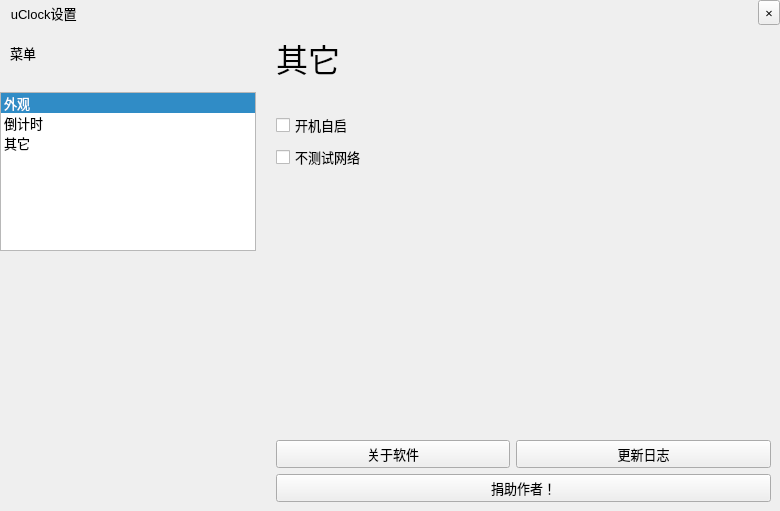
Qt form setting.ui (LYXOfficial/uClock) before a commit.
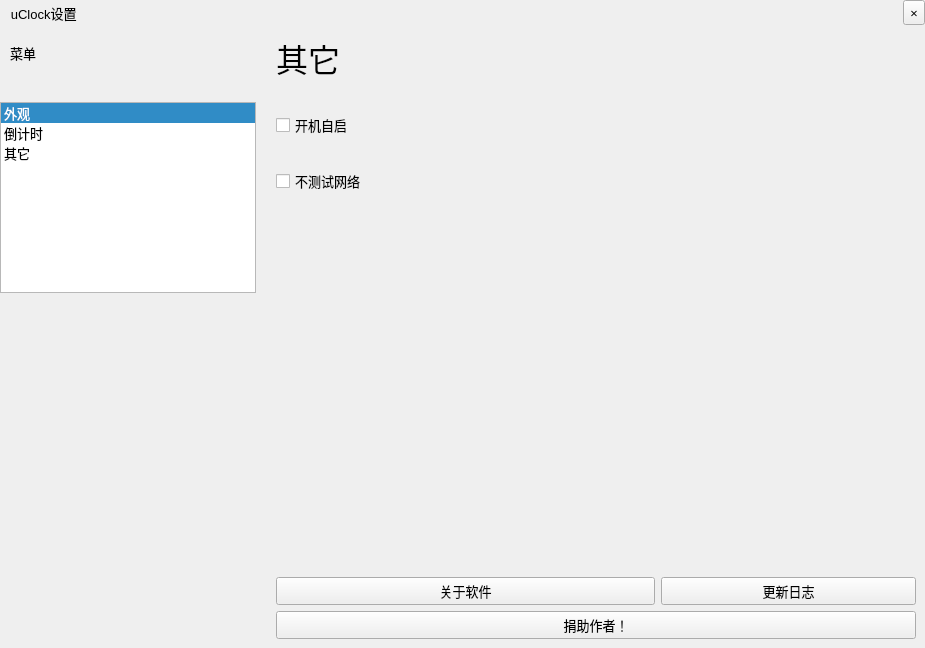
The same form after that commit. The open tabs and pages were chosen to show the change. Custom widgets are drawn as their Qt base class.

What changed in the file:
```diff
--- a/setting.ui
+++ b/setting.ui
@@ -6,8 +6,8 @@
    <rect>
     <x>0</x>
     <y>0</y>
-    <width>780</width>
-    <height>511</height>
+    <width>925</width>
+    <height>648</height>
    </rect>
   </property>
   <property name="font">
@@ -186,6 +186,15 @@
    </item>
    <item row="1" column="1" colspan="3">
     <widget class="QStackedWidget" name="stackedWidget">
+     <property name="sizePolicy">
+      <sizepolicy hsizetype="Preferred" vsizetype="Fixed">
+       <horstretch>0</horstretch>
+       <verstretch>0</verstretch>
+      </sizepolicy>
+     </property>
+     <property name="currentIndex">
+      <number>0</number>
+     </property>
      <widget class="QWidget" name="page">
       <layout class="QGridLayout" name="gridLayout_5">
        <property name="leftMargin">
@@ -558,26 +567,13 @@
        <property name="leftMargin">
         <number>20</number>
        </property>
-       <item row="3" column="0" colspan="3">
-        <widget class="QCheckBox" name="checkBox_3">
+       <item row="1" column="0">
+        <widget class="QLabel" name="label_11">
          <property name="text">
-          <string>不测试网络</string>
+          <string/>
          </property>
         </widget>
        </item>
-       <item row="4" column="2">
-        <spacer name="verticalSpacer_3">
-         <property name="orientation">
-          <enum>Qt::Vertical</enum>
-         </property>
-         <property name="sizeHint" stdset="0">
-          <size>
-           <width>255</width>
-           <height>139</height>
-          </size>
-         </property>
-        </spacer>
-       </item>
        <item row="0" column="0">
         <widget class="QLabel" name="label_8">
          <property name="font">
@@ -591,36 +587,56 @@
          </property>
         </widget>
        </item>
-       <item row="6" column="0" colspan="2">
-        <widget class="QPushButton" name="pushButton_2">
+       <item row="5" column="0" colspan="3">
+        <widget class="SwitchButton" name="checkBox_3">
          <property name="text">
-          <string>关于软件</string>
+          <string>不测试网络</string>
          </property>
         </widget>
        </item>
-       <item row="7" column="0" colspan="3">
+       <item row="9" column="0" colspan="3">
         <widget class="QPushButton" name="pushButton">
          <property name="text">
           <string>捐助作者！</string>
          </property>
         </widget>
        </item>
-       <item row="2" column="0" colspan="3">
-        <widget class="QCheckBox" name="checkBox_2">
+       <item row="8" column="0" colspan="2">
+        <widget class="QPushButton" name="pushButton_2">
          <property name="text">
-          <string>开机自启</string>
+          <string>关于软件</string>
          </property>
         </widget>
        </item>
-       <item row="6" column="2">
+       <item row="8" column="2">
         <widget class="QPushButton" name="pushButton_3">
          <property name="text">
           <string>更新日志</string>
          </property>
         </widget>
        </item>
-       <item row="1" column="0">
-        <widget class="QLabel" name="label_11">
+       <item row="6" column="2">
+        <spacer name="verticalSpacer_3">
+         <property name="orientation">
+          <enum>Qt::Vertical</enum>
+         </property>
+         <property name="sizeHint" stdset="0">
+          <size>
+           <width>255</width>
+           <height>139</height>
+          </size>
+         </property>
+        </spacer>
+       </item>
+       <item row="2" column="0">
+        <widget class="SwitchButton" name="checkBox_2">
+         <property name="text">
+          <string>开机自启</string>
+         </property>
+        </widget>
+       </item>
+       <item row="3" column="0">
+        <widget class="QLabel" name="label_16">
          <property name="text">
           <string/>
          </property>
```
Left out of the diff: 77 changed lines with no effect on the pictures.
